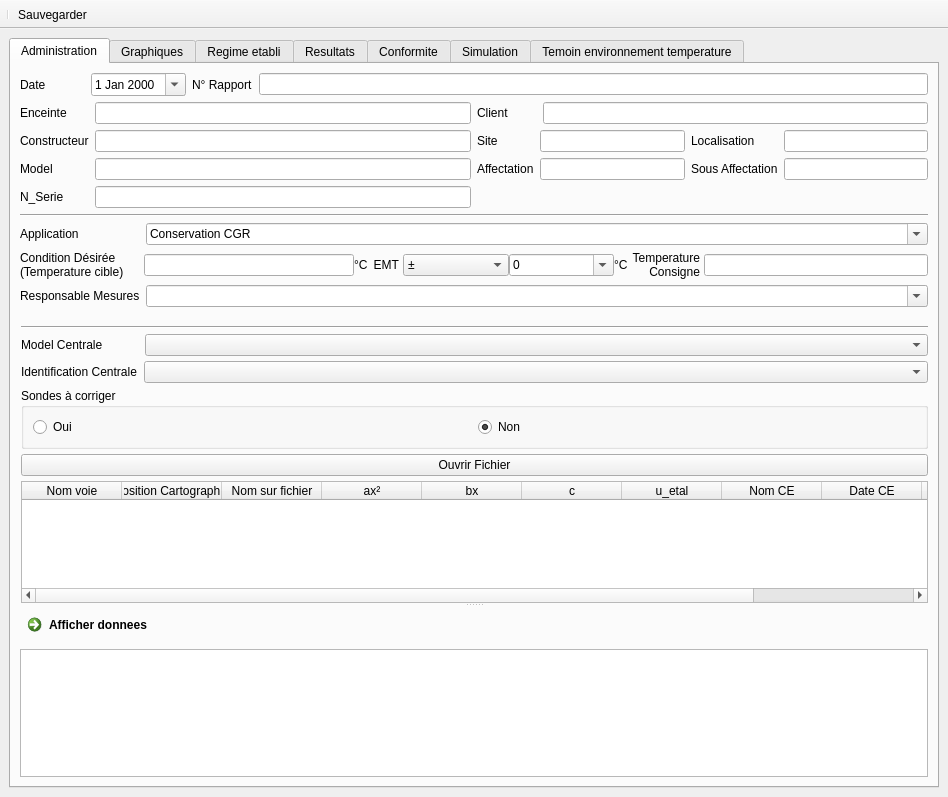
Old version of the form Modules/Cartographie/GUI/Visu_Modif/Interface_Centrales_Visu_Modif.ui in the repository Pepou/Administration_2.
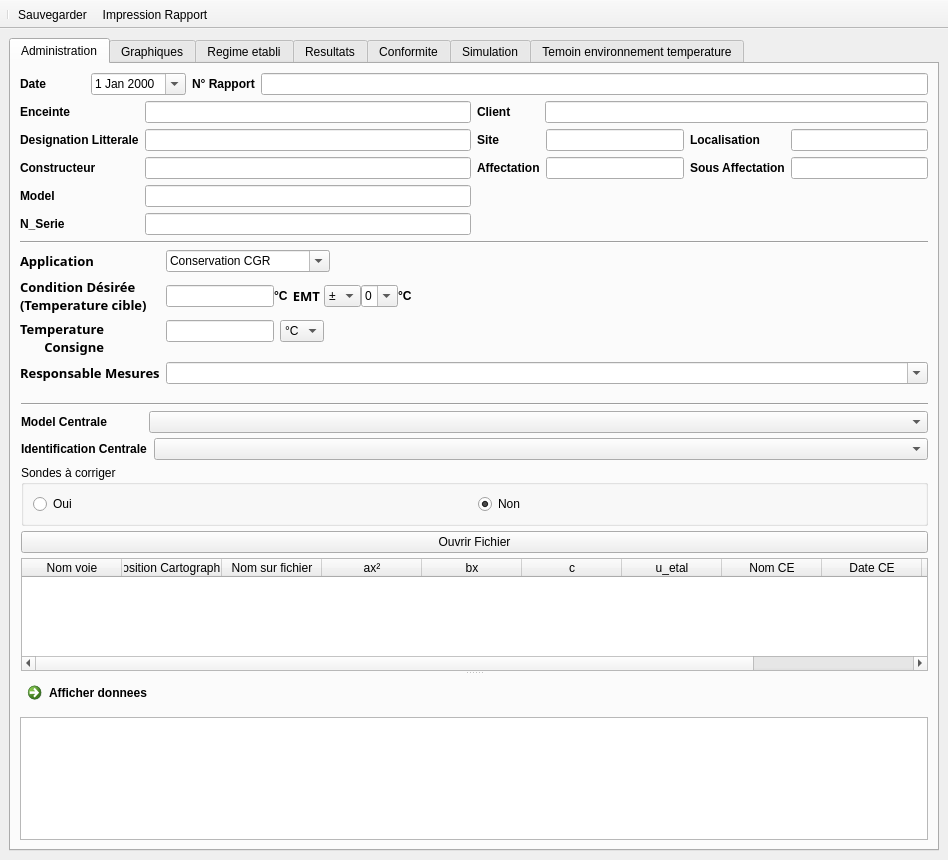
New version of the form. Icons and pictures are not drawn. Custom widgets are drawn as their Qt base class.

What changed in the file:
```diff
--- a/Modules/Cartographie/GUI/Visu_Modif/Interface_Centrales_Visu_Modif.ui
+++ b/Modules/Cartographie/GUI/Visu_Modif/Interface_Centrales_Visu_Modif.ui
@@ -7,12 +7,20 @@
     <x>0</x>
     <y>0</y>
     <width>948</width>
-    <height>797</height>
+    <height>860</height>
    </rect>
   </property>
   <property name="windowTitle">
    <string>Exploitation Centrales  Visu Modif</string>
   </property>
+  <property name="styleSheet">
+   <string notr="true">QLabel {
+
+font:  10pt  &quot;Calibrii&quot; ;
+font-weight: bold
+
+ }</string>
+  </property>
   <widget class="QWidget" name="centralWidget">
    <layout class="QVBoxLayout" name="verticalLayout_18">
     <item>
@@ -84,36 +92,46 @@
             <item row="0" column="1">
              <widget class="ExtendedLine" name="lineEdit_enceinte"/>
             </item>
-            <item row="1" column="0">
+            <item row="2" column="0">
              <widget class="QLabel" name="label_33">
               <property name="text">
                <string>Constructeur</string>
               </property>
              </widget>
             </item>
-            <item row="1" column="1">
+            <item row="2" column="1">
              <widget class="QLineEdit" name="lineEdit_constructeur"/>
             </item>
-            <item row="2" column="0">
+            <item row="3" column="0">
              <widget class="QLabel" name="label_34">
               <property name="text">
                <string>Model</string>
               </property>
              </widget>
             </item>
-            <item row="2" column="1">
+            <item row="3" column="1">
              <widget class="QLineEdit" name="lineEdit_model"/>
             </item>
-            <item row="3" column="0">
+            <item row="4" column="0">
              <widget class="QLabel" name="label_35">
               <property name="text">
                <string>N_Serie</string>
               </property>
              </widget>
             </item>
-            <item row="3" column="1">
+            <item row="4" column="1">
              <widget class="QLineEdit" name="lineEdit_n_serie"/>
             </item>
+            <item row="1" column="0">
+             <widget class="QLabel" name="label_45">
+              <property name="text">
+               <string>Designation Litterale</string>
+              </property>
+             </widget>
+            </item>
+            <item row="1" column="1">
+             <widget class="ExtendedLine" name="lineEdit_designation_litt"/>
+            </item>
            </layout>
           </item>
           <item>
@@ -216,15 +234,97 @@
          </widget>
         </item>
         <item>
-         <layout class="QGridLayout" name="gridLayout_8">
+         <layout class="QFormLayout" name="formLayout_4">
           <item row="0" column="0">
            <widget class="QLabel" name="label_28">
+            <property name="font">
+             <font>
+              <family>Calibrii</family>
+              <pointsize>10</pointsize>
+              <weight>75</weight>
+              <italic>false</italic>
+              <bold>true</bold>
+             </font>
+            </property>
             <property name="text">
              <string>Application</string>
             </property>
            </widget>
           </item>
+          <item row="2" column="0">
+           <widget class="QLabel" name="label_26">
+            <property name="sizePolicy">
+             <sizepolicy hsizetype="Fixed" vsizetype="Preferred">
+              <horstretch>0</horstretch>
+              <verstretch>0</verstretch>
+             </sizepolicy>
+            </property>
+            <property name="font">
+             <font>
+              <family>Calibrii</family>
+              <pointsize>10</pointsize>
+              <weight>75</weight>
+              <italic>false</italic>
+              <bold>true</bold>
+             </font>
+            </property>
+            <property name="text">
+             <string>Temperature 
+Consigne</string>
+            </property>
+            <property name="alignment">
+             <set>Qt::AlignRight|Qt::AlignTrailing|Qt::AlignVCenter</set>
+            </property>
+           </widget>
+          </item>
+          <item row="3" column="0">
+           <widget class="QLabel" name="label_31">
+            <property name="sizePolicy">
+             <sizepolicy hsizetype="Fixed" vsizetype="Preferred">
+              <horstretch>0</horstretch>
+              <verstretch>0</verstretch>
+             </sizepolicy>
+            </property>
+            <property name="font">
+             <font>
+              <family>Calibrii</family>
+              <pointsize>10</pointsize>
+              <weight>75</weight>
+              <italic>false</italic>
+              <bold>true</bold>
+             </font>
+            </property>
+            <property name="text">
+             <string>Responsable Mesures</string>
+            </property>
+           </widget>
+          </item>
+          <item row="1" column="0">
+           <widget class="QLabel" name="label_27">
+            <property name="sizePolicy">
+             <sizepolicy hsizetype="Fixed" vsizetype="Preferred">
+              <horstretch>0</horstretch>
+              <verstretch>0</verstretch>
+             </sizepolicy>
+            </property>
+            <property name="font">
+             <font>
+              <family>Calibrii</family>
+              <pointsize>10</pointsize>
+              <weight>75</weight>
+              <italic>false</italic>
+              <bold>true</bold>
+             </font>
+            </property>
+            <property name="text">
+             <string>Condition Désirée
+(Temperature cible)</string>
+            </property>
+           </widget>
+          </item>
           <item row="0" column="1">
+           <layout class="QHBoxLayout" name="horizontalLayout_4">
+            <item>
            <widget class="QComboBox" name="comboBox_application">
             <property name="enabled">
              <bool>true</bool>
@@ -254,7 +354,22 @@
             </item>
            </widget>
           </item>
-          <item row="1" column="0" colspan="2">
+            <item>
+             <spacer name="horizontalSpacer_2">
+              <property name="orientation">
+               <enum>Qt::Horizontal</enum>
+              </property>
+              <property name="sizeHint" stdset="0">
+               <size>
+                <width>40</width>
+                <height>20</height>
+               </size>
+              </property>
+             </spacer>
+            </item>
+           </layout>
+          </item>
+          <item row="1" column="1">
            <layout class="QGridLayout" name="gridLayout_2">
             <property name="horizontalSpacing">
              <number>4</number>
@@ -262,54 +377,10 @@
             <property name="verticalSpacing">
              <number>0</number>
             </property>
-            <item row="0" column="0">
-             <widget class="QLabel" name="label_27">
-              <property name="sizePolicy">
-               <sizepolicy hsizetype="Fixed" vsizetype="Preferred">
-                <horstretch>0</horstretch>
-                <verstretch>0</verstretch>
-               </sizepolicy>
-              </property>
-              <property name="text">
-               <string>Condition Désirée
-(Temperature cible)</string>
-              </property>
-             </widget>
-            </item>
-            <item row="0" column="3">
-             <widget class="QLabel" name="label_20">
-              <property name="sizePolicy">
-               <sizepolicy hsizetype="Fixed" vsizetype="Preferred">
-                <horstretch>0</horstretch>
-                <verstretch>0</verstretch>
-               </sizepolicy>
-              </property>
-              <property name="text">
-               <string>EMT</string>
-              </property>
-              <property name="alignment">
-               <set>Qt::AlignRight|Qt::AlignTrailing|Qt::AlignVCenter</set>
-              </property>
-             </widget>
-            </item>
             <item row="0" column="1">
-             <spacer name="horizontalSpacer_2">
-              <property name="orientation">
-               <enum>Qt::Horizontal</enum>
-              </property>
-              <property name="sizeType">
-               <enum>QSizePolicy::Fixed</enum>
-              </property>
-              <property name="sizeHint" stdset="0">
-               <size>
-                <width>16</width>
-                <height>20</height>
-               </size>
-              </property>
-             </spacer>
-            </item>
-            <item row="0" column="6">
-             <widget class="QLineEdit" name="lineEdit_consigne">
+             <layout class="QHBoxLayout" name="horizontalLayout">
+              <item>
+               <widget class="QLineEdit" name="lineEdit_condition_des">
               <property name="sizePolicy">
                <sizepolicy hsizetype="Minimum" vsizetype="Fixed">
                 <horstretch>0</horstretch>
@@ -318,8 +389,23 @@
               </property>
              </widget>
             </item>
-            <item row="0" column="4">
-             <layout class="QHBoxLayout" name="horizontalLayout_4">
+              <item>
+               <widget class="QLabel" name="label_40">
+                <property name="sizePolicy">
+                 <sizepolicy hsizetype="Fixed" vsizetype="Preferred">
+                  <horstretch>0</horstretch>
+                  <verstretch>0</verstretch>
+                 </sizepolicy>
+                </property>
+                <property name="text">
+                 <string>°C</string>
+                </property>
+               </widget>
+              </item>
+             </layout>
+            </item>
+            <item row="0" column="3">
+             <layout class="QHBoxLayout" name="horizontalLayout_14">
               <property name="spacing">
                <number>0</number>
               </property>
@@ -402,29 +488,52 @@
                 </property>
                </widget>
               </item>
+              <item>
+               <spacer name="horizontalSpacer_4">
+                <property name="orientation">
+                 <enum>Qt::Horizontal</enum>
+                </property>
+                <property name="sizeHint" stdset="0">
+                 <size>
+                  <width>40</width>
+                  <height>20</height>
+                 </size>
+                </property>
+               </spacer>
+              </item>
              </layout>
             </item>
-            <item row="0" column="5">
-             <widget class="QLabel" name="label_26">
+            <item row="0" column="2">
+             <widget class="QLabel" name="label_20">
               <property name="sizePolicy">
                <sizepolicy hsizetype="Fixed" vsizetype="Preferred">
                 <horstretch>0</horstretch>
                 <verstretch>0</verstretch>
                </sizepolicy>
               </property>
+              <property name="font">
+               <font>
+                <family>Calibrii</family>
+                <pointsize>10</pointsize>
+                <weight>75</weight>
+                <italic>false</italic>
+                <bold>true</bold>
+               </font>
+              </property>
               <property name="text">
-               <string>Temperature 
-Consigne</string>
+               <string>EMT</string>
               </property>
               <property name="alignment">
                <set>Qt::AlignRight|Qt::AlignTrailing|Qt::AlignVCenter</set>
               </property>
              </widget>
             </item>
-            <item row="0" column="2">
-             <layout class="QHBoxLayout" name="horizontalLayout">
+           </layout>
+          </item>
+          <item row="2" column="1">
+           <layout class="QHBoxLayout" name="horizontalLayout_15">
               <item>
-               <widget class="QLineEdit" name="lineEdit_condition_des">
+             <widget class="QLineEdit" name="lineEdit_consigne">
                 <property name="sizePolicy">
                  <sizepolicy hsizetype="Minimum" vsizetype="Fixed">
                   <horstretch>0</horstretch>
@@ -434,42 +543,47 @@
                </widget>
               </item>
               <item>
-               <widget class="QLabel" name="label_40">
+             <widget class="QComboBox" name="comboBox_type_consigne">
                 <property name="sizePolicy">
-                 <sizepolicy hsizetype="Fixed" vsizetype="Preferred">
+               <sizepolicy hsizetype="Fixed" vsizetype="Fixed">
                   <horstretch>0</horstretch>
                   <verstretch>0</verstretch>
                  </sizepolicy>
                 </property>
+              <item>
                 <property name="text">
                  <string>°C</string>
                 </property>
-               </widget>
               </item>
-             </layout>
-            </item>
-           </layout>
-          </item>
-          <item row="2" column="0">
-           <widget class="QLabel" name="label_31">
-            <property name="sizePolicy">
-             <sizepolicy hsizetype="Fixed" vsizetype="Preferred">
-              <horstretch>0</horstretch>
-              <verstretch>0</verstretch>
-             </sizepolicy>
-            </property>
+              <item>
             <property name="text">
-             <string>Responsable Mesures</string>
-            </property>
-           </widget>
-          </item>
-          <item row="2" column="1">
+                <string>*</string>
+               </property>
+              </item>
+             </widget>
+            </item>
+            <item>
+             <spacer name="horizontalSpacer_3">
+              <property name="orientation">
+               <enum>Qt::Horizontal</enum>
+              </property>
+              <property name="sizeHint" stdset="0">
+               <size>
+                <width>40</width>
+                <height>20</height>
+               </size>
+              </property>
+             </spacer>
+            </item>
+           </layout>
+          </item>
+          <item row="3" column="1">
            <widget class="QComboBox" name="comboBox_responsable_mesure">
             <property name="enabled">
              <bool>true</bool>
             </property>
             <property name="sizePolicy">
-             <sizepolicy hsizetype="Minimum" vsizetype="Fixed">
+             <sizepolicy hsizetype="Expanding" vsizetype="Fixed">
               <horstretch>0</horstretch>
               <verstretch>0</verstretch>
              </sizepolicy>
@@ -1344,10 +1458,11 @@
    </attribute>
    <addaction name="separator"/>
    <addaction name="actionSauvegarder"/>
+   <addaction name="actionRapport_Carto"/>
   </widget>
   <action name="actionRapport_Carto">
    <property name="text">
-    <string>Export Rapport +Annexe</string>
+    <string>Impression Rapport</string>
    </property>
   </action>
   <action name="actionSauvegarder">
```
Left out of the diff: 42 changed lines with no effect on the pictures. Lines whose indentation alone changed are shown as unchanged.
